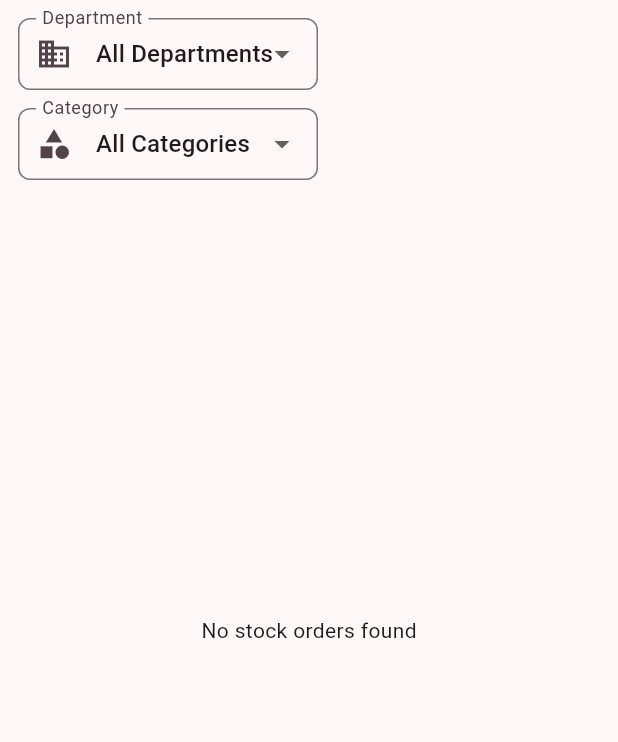
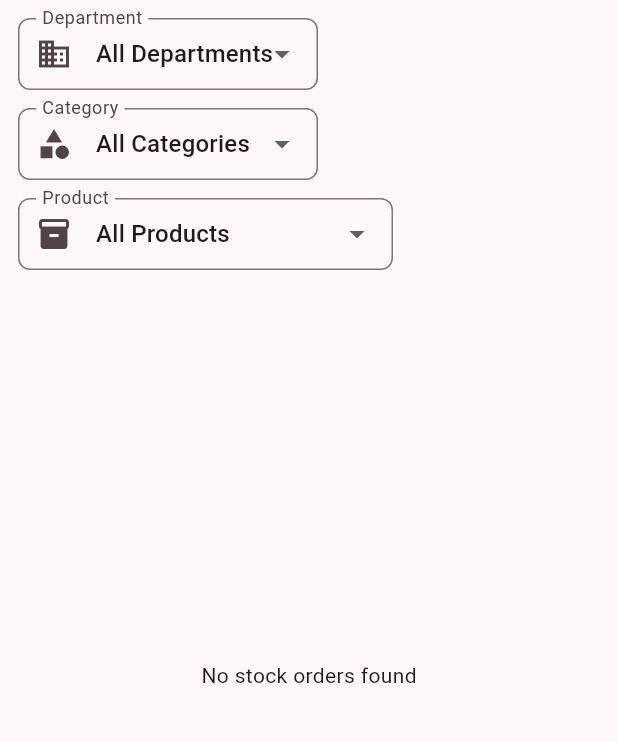
Before and after one commit to SeyalTeam/blackforest-admin, a Flutter app: the StockOrderReportPage screen opened directly, on a phone screen of 412 x 824 dp, the part 174-916 px from its top. Run offline on Flutter 3.47's test engine with Material 3 defaults, Android fonts, the phone set to English and light mode, and no system bars; our stand-ins replace flutter_secure_storage, pdf, share_plus, shared_preferences; accounts and stored records are empty; network calls fail.

Commit message:
feat: re-enable product filter

```diff
--- a/lib/stockorder_report.dart
+++ b/lib/stockorder_report.dart
@@ -45,6 +45,7 @@ class _StockOrderReportPageState extends State<StockOrderReportPage> {
 
   String selectedDepartmentId = 'ALL';
   String selectedCategoryId = 'ALL';
+  String selectedProductId = 'ALL';
 
   @override
   void initState() {
@@ -650,6 +651,7 @@ class _StockOrderReportPageState extends State<StockOrderReportPage> {
               selectedBranchId = val;
               selectedDepartmentId = 'ALL';
               selectedCategoryId = 'ALL';
+              selectedProductId = 'ALL';
             });
             _fetchStockOrders();
           }
@@ -681,6 +683,7 @@ class _StockOrderReportPageState extends State<StockOrderReportPage> {
             setState(() {
               selectedDepartmentId = val;
               selectedCategoryId = 'ALL';
+              selectedProductId = 'ALL';
             });
           }
         },
@@ -717,7 +720,98 @@ class _StockOrderReportPageState extends State<StockOrderReportPage> {
         ],
         onChanged: (val) {
           if (val != null) {
-            setState(() => selectedCategoryId = val);
+            setState(() {
+              selectedCategoryId = val;
+              selectedProductId = 'ALL';
+            });
+          }
+        },
+      ),
+    );
+  }
+
+  Widget _buildProductFilter() {
+    // Collect unique products from stockOrders (filtered by Dept/Cat)
+    final Set<String> productNames = {};
+    for (var order in stockOrders) {
+      final items = (order['items'] as List?) ?? [];
+      for (var item in items) {
+        final name = item['name']?.toString();
+        if (name == null) continue;
+
+        // Check Dept/Cat filtering logic to see if this product SHOULD be in the list
+        // This duplicates the filtering logic slightly but is needed for correct UI options
+        bool include = true;
+
+        if (selectedDepartmentId != 'ALL') {
+          String? deptId;
+          // Try to extract Dept ID logic
+            String itemDeptId = 'UNKNOWN';
+            Map<String, dynamic>? catData;
+            dynamic catSource = (item['product'] is Map) ? item['product']['category'] : null;
+            if (catSource == null) catSource = item['category'];
+
+            if (catSource is Map) {
+              catData = catSource.cast<String, dynamic>();
+            } else if (catSource is String) {
+               // Optimization: In this UI builder loop, we might skip heavy lookups if lists are huge
+               // but for reasonably sized lists, it's fine.
+               final found = categories.firstWhere((c) => c['id'] == catSource || c['_id'] == catSource, orElse: () => {});
+               if (found.isNotEmpty) catData = found;
+            }
+
+            if (catData != null) {
+              final dept = catData['department'];
+              itemDeptId = (dept is Map ? (dept['id'] ?? dept['_id']) : dept)?.toString() ?? 'UNKNOWN';
+            }
+            if (itemDeptId != selectedDepartmentId) include = false;
+        }
+
+        if (include && selectedCategoryId != 'ALL') {
+             String itemCatId = 'UNKNOWN';
+             Map<String, dynamic>? catData;
+             dynamic catSource = (item['product'] is Map) ? item['product']['category'] : null;
+             if (catSource == null) catSource = item['category'];
+
+             if (catSource is Map) {
+                catData = catSource.cast<String, dynamic>();
+             } else if (catSource is String) {
+                itemCatId = catSource;
+             }
+             if (catData != null) {
+               itemCatId = (catData['id'] ?? catData['_id'])?.toString() ?? 'UNKNOWN';
+             }
+             if (itemCatId != selectedCategoryId) include = false;
+        }
+
+        if (include) {
+          productNames.add(name);
+        }
+      }
+    }
+
+    final sortedProducts = productNames.toList()..sort();
+
+    return SizedBox(
+      width: 250,
+      child: DropdownButtonFormField<String>(
+        decoration: InputDecoration(
+          labelText: 'Product',
+          prefixIcon: const Icon(Icons.inventory),
+          border: OutlineInputBorder(borderRadius: BorderRadius.circular(8)),
+          contentPadding: const EdgeInsets.symmetric(horizontal: 12, vertical: 8),
+        ),
+        value: selectedProductId,
+        items: [
+          const DropdownMenuItem(value: 'ALL', child: Text('All Products')),
+          ...sortedProducts.map((p) => DropdownMenuItem(
+                value: p,
+                child: Text(p, overflow: TextOverflow.ellipsis),
+              )),
+        ],
+        onChanged: (val) {
+          if (val != null) {
+            setState(() => selectedProductId = val);
           }
         },
       ),
@@ -743,6 +837,11 @@ class _StockOrderReportPageState extends State<StockOrderReportPage> {
 
         final items = (order['items'] as List?) ?? [];
         for (var item in items) {
+          // --- Product Filtering Logic ---
+          final name = item['name']?.toString() ?? 'Unknown Product';
+          if (selectedProductId != 'ALL' && name != selectedProductId) continue;
+          // ------------------------------
+
           // --- Department Filtering Logic ---
           if (selectedDepartmentId != 'ALL') {
             String itemDeptId = 'UNKNOWN';
@@ -1001,6 +1100,9 @@ class _StockOrderReportPageState extends State<StockOrderReportPage> {
           String? currentCatId = (categoryData?['id'] ?? categoryData?['_id'])?.toString();
           if (currentCatId != selectedCategoryId) continue;
         }
+
+        // --- Product Filtering Logic ---
+        if (selectedProductId != 'ALL' && name != selectedProductId) continue;
         // --------------------------------
 
         if (!groupedAggregates.containsKey(departmentName)) {
@@ -1417,6 +1519,7 @@ class _StockOrderReportPageState extends State<StockOrderReportPage> {
                   _buildBranchFilter(),
                   _buildDepartmentFilter(),
                   _buildCategoryFilter(),
+                  _buildProductFilter(),
               ],
             ),
           ),
@@ -1459,6 +1562,7 @@ class _StockOrderReportPageState extends State<StockOrderReportPage> {
                 selectedBranchId = 'ALL';
                 selectedDepartmentId = 'ALL';
                 selectedCategoryId = 'ALL';
+                selectedProductId = 'ALL';
                 fromDate = DateTime.now();
                 toDate = DateTime.now();
               });
```
